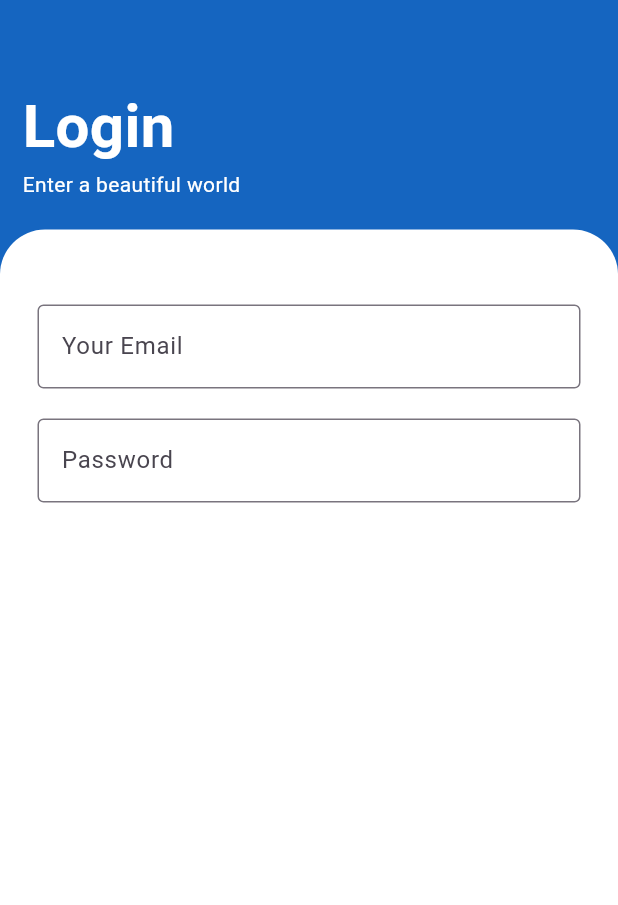
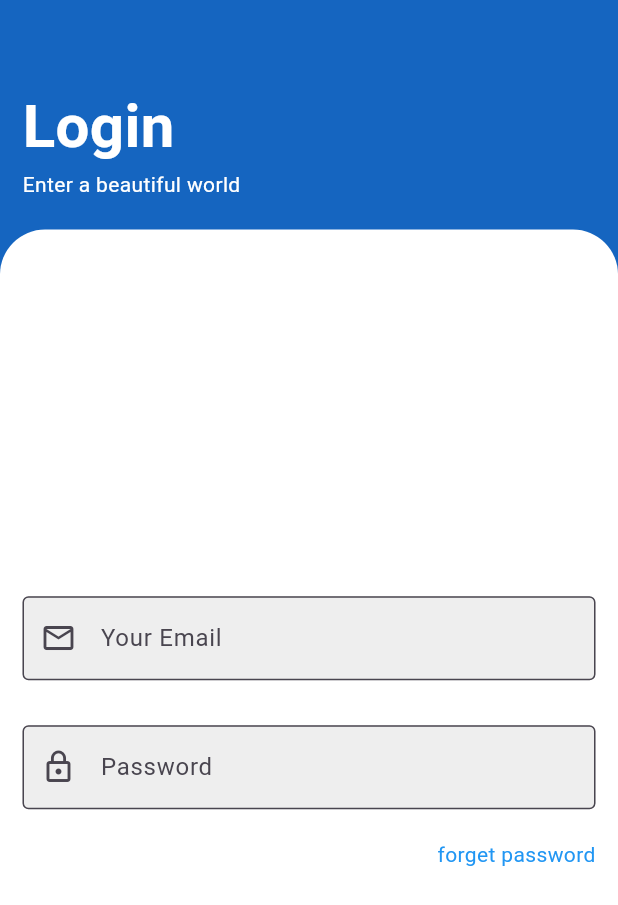
Before and after one commit to AnJasid/app_to_do_list, a Flutter app: the screen it shows after launch, on a phone screen of 412 x 824 dp. Shown: the top 905 px of the screen. Run offline on Flutter 3.47's test engine with Material 3 defaults, Android fonts, the phone set to English and light mode, and no system bars.

Commit message:
update login screen: fix layout

```diff
--- a/lib/screens/login_screen.dart
+++ b/lib/screens/login_screen.dart
@@ -43,29 +43,45 @@ class LoginScreen extends StatelessWidget {
                   topRight: Radius.circular(30.0),
                 ),
               ),
-              child: Padding(
-                padding: EdgeInsets.symmetric(
-                  horizontal: 25.0,
-                  vertical: 50.0,
-                ),
-                child: Column(
-                  children: <Widget>[
-                    TextFormField(
+              child: Column(
+                mainAxisAlignment: MainAxisAlignment.center,
+                crossAxisAlignment: CrossAxisAlignment.end,
+                children: <Widget>[
+                  Padding(
+                    padding: EdgeInsets.symmetric(horizontal: 15),
+                    child: TextFormField(
                       decoration: InputDecoration(
                         labelText: 'Your Email',
                         hintText: 'example@email.com',
                         border: OutlineInputBorder(),
+                        prefixIcon: Icon(Icons.email_outlined),
+                        filled: true,
+                        fillColor: Colors.grey[200],
                       ),
                     ),
-                    SizedBox(height: 20.0),
-                    TextFormField(
+                  ),
+                  SizedBox(height: 30.0),
+                  Padding(
+                    padding: EdgeInsets.symmetric(horizontal: 15),
+                    child: TextFormField(
                       decoration: InputDecoration(
                         labelText: 'Password',
                         border: OutlineInputBorder(),
+                        prefixIcon: Icon(Icons.lock_outline),
+                        filled: true,
+                        fillColor: Colors.grey[200],
                       ),
                     ),
-                  ],
-                ),
+                  ),
+                  SizedBox(height: 20),
+                  Padding(
+                    padding: EdgeInsets.symmetric(horizontal: 15),
+                    child: Text(
+                      'forget password',
+                      style: TextStyle(color: Colors.blue),
+                    ),
+                  ),
+                ],
               ),
             ),
           ),
```
